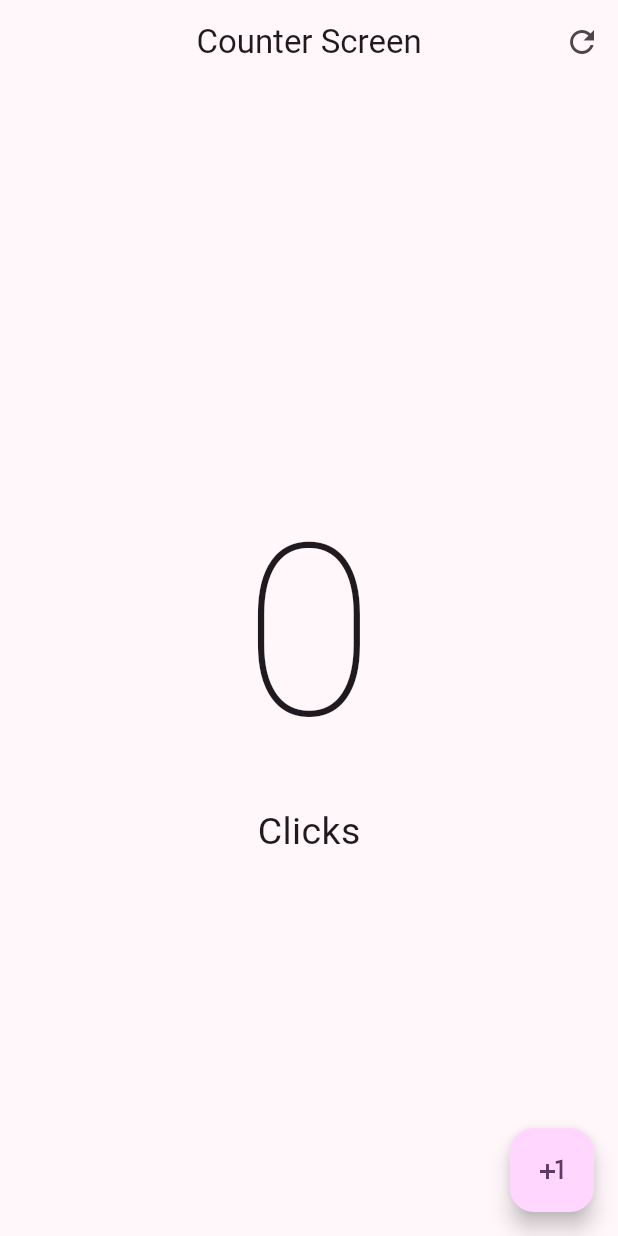
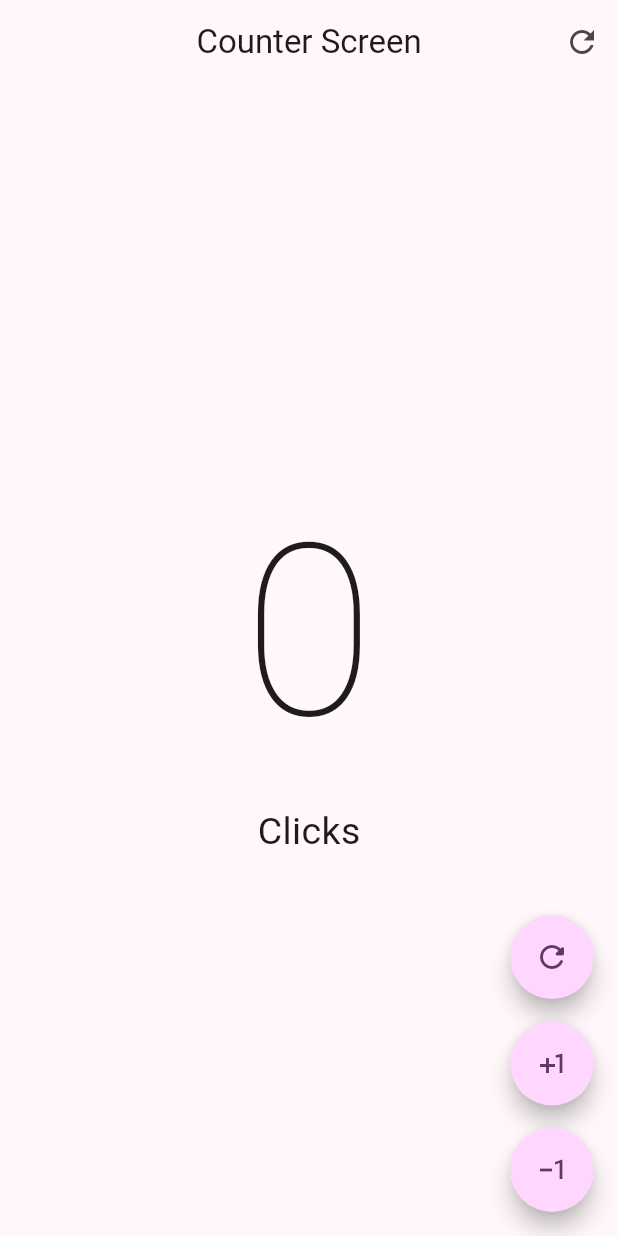
Before and after one commit to EdgarAvecillaXx/counter_app_flutter, a Flutter app: the screen it shows after launch, on a phone screen of 412 x 824 dp. Run offline on Flutter 3.47's test engine with Material 2 defaults, Android fonts, the phone set to English and light mode, and no system bars.

Commit message:
Added control buttons

```diff
--- a/lib/presentation/screens/counter_screen.dart
+++ b/lib/presentation/screens/counter_screen.dart
@@ -29,20 +29,55 @@ class _CounterScreenState extends State<CounterScreen> {
         body: Center(
           child: Column(mainAxisAlignment: MainAxisAlignment.center, children: [
             Text('$clickCounter',
-              style:
-                  const TextStyle(fontSize: 160, fontWeight: FontWeight.w100)),
+                style: const TextStyle(
+                    fontSize: 160, fontWeight: FontWeight.w100)),
             Text(clickCounter == 1 ? 'Click' : 'Clicks',
                 style: const TextStyle(fontSize: 25))
           ]),
         ),
-      floatingActionButton: FloatingActionButton(
+        floatingActionButton:
+            Column(mainAxisAlignment: MainAxisAlignment.end, children: [
+          CustomButton(
+            Icons.refresh_rounded,
+            onPressed: () {
+              setState(() {
+                clickCounter = 0;
+              });
+            },
+          ),
+          const SizedBox(height: 15),
+          CustomButton(
+            Icons.plus_one,
             onPressed: () {
               setState(() {
                 clickCounter++;
               });
             },
-        child: const Icon(Icons.plus_one),
           ),
+          const SizedBox(height: 15),
+          CustomButton(
+            Icons.exposure_minus_1,
+            onPressed: () {
+              setState(() {
+                if (clickCounter > 0) clickCounter--;
+              });
+            },
+          )
+        ]));
+  }
+}
+
+class CustomButton extends StatelessWidget {
+  final IconData icon;
+  final VoidCallback? onPressed;
+
+  const CustomButton(this.icon, {super.key, this.onPressed});
+  @override
+  Widget build(BuildContext context) {
+    return FloatingActionButton(
+      shape: const StadiumBorder(),
+      onPressed: onPressed,
+      child: Icon(icon),
     );
   }
 }
```
Lines whose indentation alone changed are shown as unchanged.
